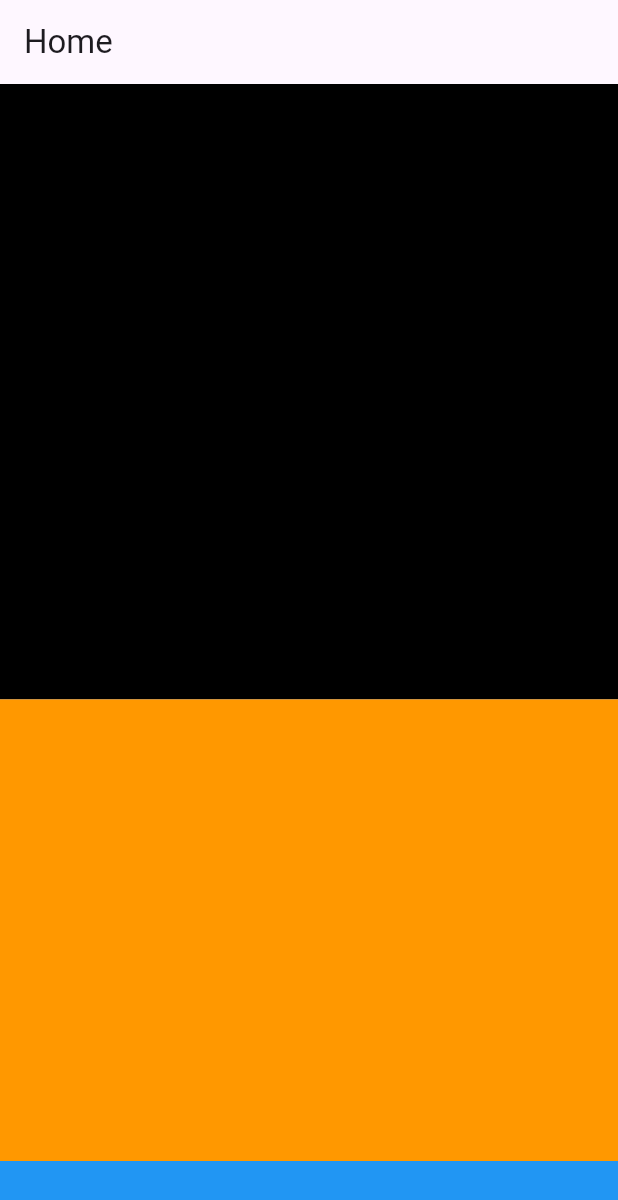
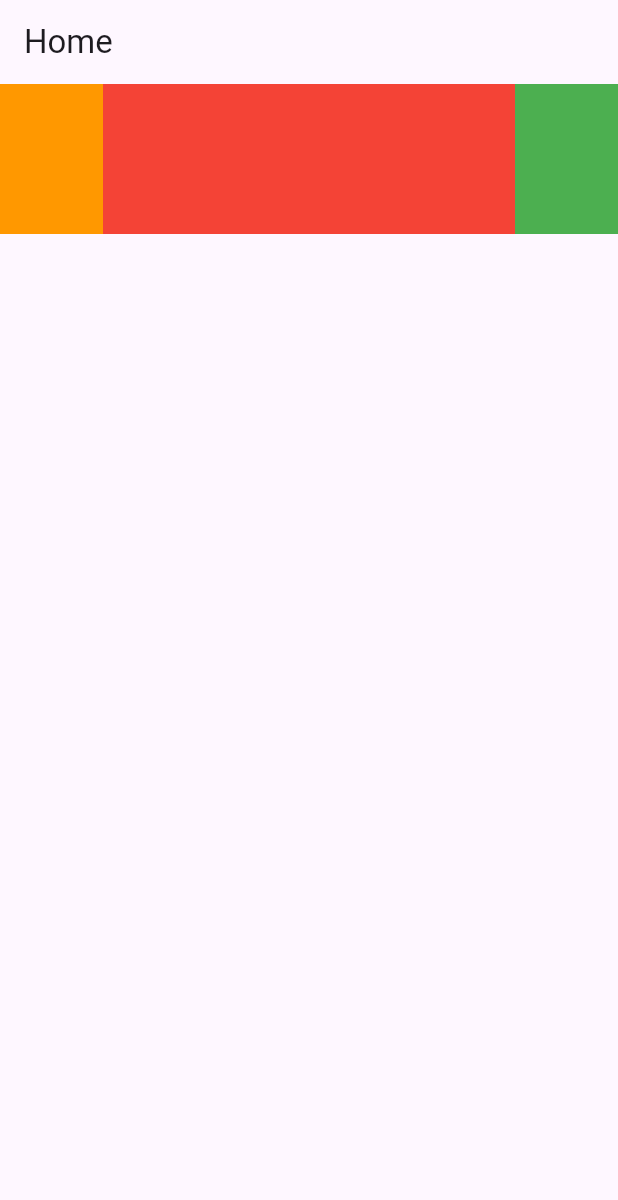
Before and after one commit to Rasheduzzaman-Rochi/Ostad_practice, a Flutter app: the screen it shows after launch, on a phone screen of 412 x 824 dp. Shown: the top 1200 px of the screen. Run offline on Flutter 3.47's test engine with Material 3 defaults, Android fonts, the phone set to English and light mode, and no system bars.

Commit message:
Added SafeArea in body with Row -> Expanded, child: Container,flex

```diff
--- a/lib/main.dart
+++ b/lib/main.dart
@@ -27,29 +27,51 @@ class Home extends StatelessWidget {
       //   aspectRatio: 14/10,
       //   child: ColoredBox(color: Colors.orange),
       // ),
-      body: Column(
+      // body: Column(
+      //   children: [
+      //     Flexible(
+      //         fit: FlexFit.tight,
+      //         flex: 4,
+      //         child: SizedBox(
+      //           width: double.maxFinite,
+      //           height: 100,
+      //           child: ColoredBox(color: Colors.black),
+      //         )),
+      //     Expanded(
+      //         flex: 3,
+      //         child: SizedBox(
+      //           width: double.maxFinite,
+      //           height: 100,
+      //           child: ColoredBox(color: Colors.orange),
+      //         )),
+      //     SizedBox(
+      //       width: double.maxFinite,
+      //       height: 50,
+      //       child: ColoredBox(color: Colors.blue),
+      //     )
+      //   ],
+      // ),
+      body: SafeArea(
+        child: Row(
           children: [
-          Flexible(
-              fit: FlexFit.tight,
-              flex: 4,
-              child: SizedBox(
-                width: double.maxFinite,
+            Expanded(
+                child: Container(
+                  color: Colors.orange,
                   height: 100,
-                child: ColoredBox(color: Colors.black),
                 )),
             Expanded(
-              flex: 3,
-              child: SizedBox(
-                width: double.maxFinite,
+                flex: 4,
+                child: Container(
+                  color: Colors.red,
                   height: 100,
-                child: ColoredBox(color: Colors.orange),
                 )),
-          SizedBox(
-            width: double.maxFinite,
-            height: 50,
-            child: ColoredBox(color: Colors.blue),
-          )
+            Expanded(
+                child: Container(
+                  color: Colors.green,
+                  height: 100,
+                )),
           ],
+        ),
       ),
     );
   }
```
Lines whose indentation alone changed are shown as unchanged.
